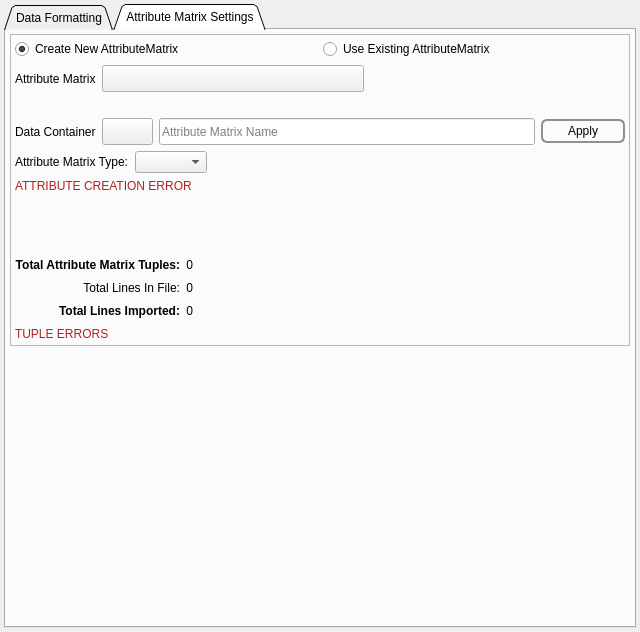
Qt form Source/Plugins/IO/Widgets/ImportASCIIDataWizard/UI_Files/DataFormatPage.ui (BlueQuartzSoftware/DREAM3D) before a commit.
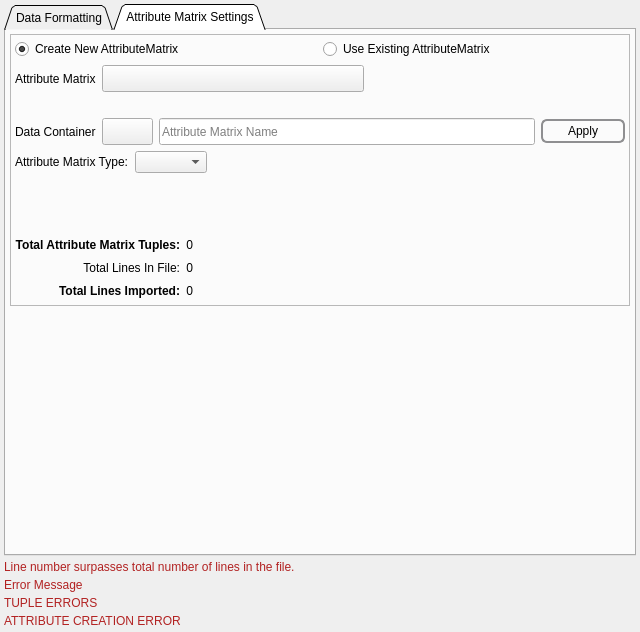
The same form after that commit. The open tabs and pages were chosen to show the change. Custom widgets are drawn as their Qt base class.

Commit message: Moving error messages out of the tab widget so that they can be seen at the widget level.

```diff
--- a/Source/Plugins/IO/Widgets/ImportASCIIDataWizard/UI_Files/DataFormatPage.ui
+++ b/Source/Plugins/IO/Widgets/ImportASCIIDataWizard/UI_Files/DataFormatPage.ui
@@ -29,8 +29,50 @@
    <property name="spacing">
     <number>4</number>
    </property>
+   <item row="4" column="0">
+    <widget class="QLabel" name="lineNumErrLabel">
+     <property name="styleSheet">
+      <string notr="true">QLabel { color: FireBrick }</string>
+     </property>
+     <property name="text">
+      <string>Line number surpasses total number of lines in the file.</string>
+     </property>
+     <property name="wordWrap">
+      <bool>true</bool>
+     </property>
+    </widget>
+   </item>
+   <item row="5" column="0">
+    <widget class="QLabel" name="arrayErrLabel">
+     <property name="styleSheet">
+      <string notr="true">QLabel { color: FireBrick }</string>
+     </property>
+     <property name="text">
+      <string>Error Message</string>
+     </property>
+     <property name="wordWrap">
+      <bool>false</bool>
+     </property>
+    </widget>
+   </item>
+   <item row="6" column="0">
+    <widget class="QLabel" name="tupleTableErrLabel">
+     <property name="styleSheet">
+      <string notr="true">QLabel { color: FireBrick }</string>
+     </property>
+     <property name="text">
+      <string>TUPLE ERRORS</string>
+     </property>
+     <property name="wordWrap">
+      <bool>true</bool>
+     </property>
+    </widget>
+   </item>
    <item row="3" column="0">
     <widget class="QTabWidget" name="tabWidget">
+     <property name="styleSheet">
+      <string notr="true"/>
+     </property>
      <property name="tabPosition">
       <enum>QTabWidget::North</enum>
      </property>
@@ -179,16 +221,6 @@
               </property>
              </widget>
             </item>
-            <item row="0" column="3" colspan="2">
-             <widget class="QLineEdit" name="headersIndexLineEdit">
-              <property name="text">
-               <string/>
-              </property>
-              <property name="placeholderText">
-               <string/>
-              </property>
-             </widget>
-            </item>
             <item row="1" column="3" colspan="6">
              <spacer name="horizontalSpacer">
               <property name="orientation">
@@ -233,16 +265,13 @@
               </property>
              </widget>
             </item>
-            <item row="0" column="5" colspan="4">
-             <widget class="QLabel" name="lineNumErrLabel">
-              <property name="styleSheet">
-               <string notr="true">QLabel { color: FireBrick }</string>
-              </property>
+            <item row="0" column="3" colspan="2">
+             <widget class="QLineEdit" name="headersIndexLineEdit">
               <property name="text">
-               <string>Line number surpasses total number of lines in the file.</string>
+               <string/>
               </property>
-              <property name="wordWrap">
-               <bool>true</bool>
+              <property name="placeholderText">
+               <string/>
               </property>
              </widget>
             </item>
@@ -338,19 +367,6 @@
             </property>
            </widget>
           </item>
-          <item row="1" column="0">
-           <widget class="QLabel" name="arrayErrLabel">
-            <property name="styleSheet">
-             <string notr="true">QLabel { color: FireBrick }</string>
-            </property>
-            <property name="text">
-             <string>Error Message</string>
-            </property>
-            <property name="wordWrap">
-             <bool>false</bool>
-            </property>
-           </widget>
-          </item>
          </layout>
         </widget>
        </item>
@@ -505,32 +521,6 @@
             </item>
            </layout>
           </item>
-          <item row="7" column="0" colspan="2">
-           <widget class="QLabel" name="amCreationError">
-            <property name="styleSheet">
-             <string notr="true">QLabel { color: FireBrick }</string>
-            </property>
-            <property name="text">
-             <string>ATTRIBUTE CREATION ERROR</string>
-            </property>
-            <property name="wordWrap">
-             <bool>true</bool>
-            </property>
-           </widget>
-          </item>
-          <item row="11" column="0" colspan="2">
-           <widget class="QLabel" name="tupleTableErrLabel">
-            <property name="styleSheet">
-             <string notr="true">QLabel { color: FireBrick }</string>
-            </property>
-            <property name="text">
-             <string>TUPLE ERRORS</string>
-            </property>
-            <property name="wordWrap">
-             <bool>true</bool>
-            </property>
-           </widget>
-          </item>
           <item row="5" column="0" colspan="2">
            <layout class="QHBoxLayout" name="horizontalLayout_4">
             <property name="spacing">
@@ -846,6 +836,19 @@
      </widget>
     </widget>
    </item>
+   <item row="7" column="0">
+    <widget class="QLabel" name="amCreationError">
+     <property name="styleSheet">
+      <string notr="true">QLabel { color: FireBrick }</string>
+     </property>
+     <property name="text">
+      <string>ATTRIBUTE CREATION ERROR</string>
+     </property>
+     <property name="wordWrap">
+      <bool>true</bool>
+     </property>
+    </widget>
+   </item>
   </layout>
  </widget>
  <customwidgets>
```
